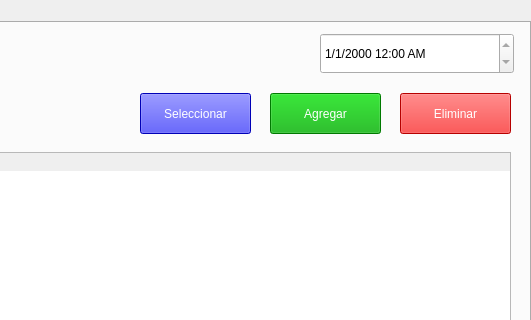
Qt form src/centro_garantia_vehiculos/centrogarantiavehiculo.ui (gabrielmj23/taller-mecanico-so) before a commit; both pictures show x 452 to 983 and y 0 to 320 of the 983 by 738 pixel window.
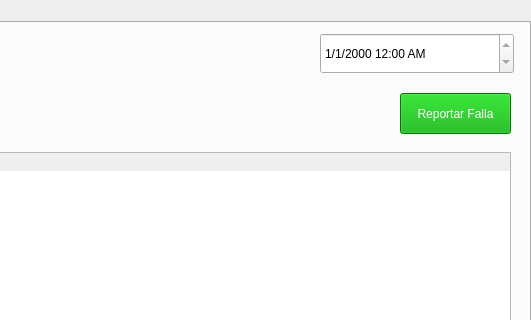
The same form after that commit. The open tabs and pages were chosen to show the change.

```diff
--- a/src/centro_garantia_vehiculos/centrogarantiavehiculo.ui
+++ b/src/centro_garantia_vehiculos/centrogarantiavehiculo.ui
@@ -408,40 +408,6 @@
        <widget class="QPushButton" name="pushButton_9">
         <property name="geometry">
          <rect>
-          <x>720</x>
-          <y>70</y>
-          <width>111</width>
-          <height>41</height>
-         </rect>
-        </property>
-        <property name="styleSheet">
-         <string notr="true">background-color: rgb(0, 170, 0);
-color: rgb(255, 255, 255);</string>
-        </property>
-        <property name="text">
-         <string>Agregar</string>
-        </property>
-       </widget>
-       <widget class="QPushButton" name="pushButton_10">
-        <property name="geometry">
-         <rect>
-          <x>590</x>
-          <y>70</y>
-          <width>111</width>
-          <height>41</height>
-         </rect>
-        </property>
-        <property name="styleSheet">
-         <string notr="true">background-color: rgb(0, 0, 255);
-color: rgb(255, 255, 255);</string>
-        </property>
-        <property name="text">
-         <string>Seleccionar</string>
-        </property>
-       </widget>
-       <widget class="QPushButton" name="pushButton_11">
-        <property name="geometry">
-         <rect>
           <x>850</x>
           <y>70</y>
           <width>111</width>
@@ -449,11 +415,11 @@
          </rect>
         </property>
         <property name="styleSheet">
-         <string notr="true">background-color: rgb(255, 0, 0);
+         <string notr="true">background-color: rgb(0, 170, 0);
 color: rgb(255, 255, 255);</string>
         </property>
         <property name="text">
-         <string>Eliminar</string>
+         <string>Reportar Falla</string>
         </property>
        </widget>
        <widget class="QLabel" name="label_2">
```
Left out of the diff: 4 changed lines with no effect on the pictures.
